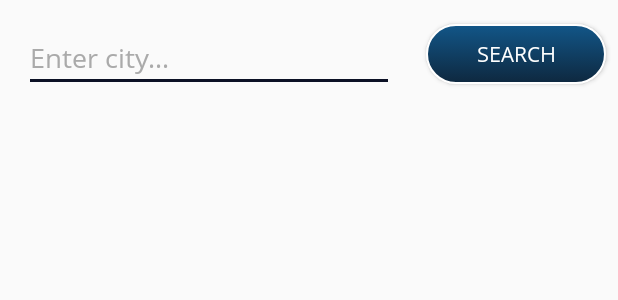
After one commit to daliborhes/WeatherWizZ, an Android app: the layout fragment_city.xml on its own in the app's theme, with its tools: preview values and no code run, on a phone screen of 412 x 824 dp. The commit adds this screen. Shown: the top 300 px of the screen. Run offline under Robolectric (Android 15) with nearby library versions, the phone set to English and light mode, and no system bars.

Commit message:
added search by city name, minor design changes

```diff
--- a/app/src/main/AndroidManifest.xml
+++ b/app/src/main/AndroidManifest.xml
@@ -12,7 +12,9 @@
         android:label="@string/app_name"
         android:roundIcon="@mipmap/ic_launcher_round"
         android:theme="@style/MyMaterialTheme">
-        <activity android:name="com.daliborhes.weatherwizz.MainActivity">
+        <activity
+            android:name="com.daliborhes.weatherwizz.MainActivity"
+            android:windowSoftInputMode="stateAlwaysHidden">
             <intent-filter>
                 <action android:name="android.intent.action.MAIN" />
 
--- a/app/src/main/java/com/daliborhes/weatherwizz/Common/Common.java
+++ b/app/src/main/java/com/daliborhes/weatherwizz/Common/Common.java
@@ -2,7 +2,6 @@ package com.daliborhes.weatherwizz.Common;
 
 import android.location.Location;
 
-import java.text.DateFormat;
 import java.text.SimpleDateFormat;
 import java.util.Date;
 
--- a/app/src/main/java/com/daliborhes/weatherwizz/Common/Retrofit/IOpenWeatherMap.java
+++ b/app/src/main/java/com/daliborhes/weatherwizz/Common/Retrofit/IOpenWeatherMap.java
@@ -25,4 +25,9 @@ public interface IOpenWeatherMap {
                                                               @Query("appid") String appId,
                                                               @Query("units") String unit);
 
+    @GET("weather")
+    Observable<WeatherResult> getWeatherByCityName(@Query("q") String cityName,
+                                                              @Query("appid") String appId,
+                                                              @Query("units") String unit);
+
 }
--- a/app/src/main/java/com/daliborhes/weatherwizz/Model/forecast5DayWeather/Wind.java
+++ b/app/src/main/java/com/daliborhes/weatherwizz/Model/forecast5DayWeather/Wind.java
@@ -8,6 +8,7 @@ import com.google.gson.annotations.SerializedName;
  */
 
 public class Wind {
+
     @SerializedName("speed")
     @Expose
     private Double speed;
--- /dev/null
+++ b/app/src/main/res/drawable/button_style_dark_blue.xml
@@ -0,0 +1,35 @@
+<?xml version="1.0" encoding="utf-8"?>
+<selector
+xmlns:android="http://schemas.android.com/apk/res/android" >
+<item
+    android:state_pressed="true" >
+    <shape android:shape="rectangle"  >
+        <corners android:radius="30dp" />
+        <stroke android:width="1dp"
+            android:color="@color/textColorPrimary" />
+        <gradient android:angle="-90"
+            android:startColor="@color/colorPrimaryDark"
+            android:endColor="@color/colorPrimary"  />
+    </shape>
+</item>
+<item
+    android:state_focused="true">
+    <shape android:shape="rectangle"  >
+        <corners android:radius="30dp" />
+        <stroke android:width="1dp"
+            android:color="@color/colorPrimary" />
+        <solid android:color="@color/colorPrimaryDark"/>
+    </shape>
+</item>
+<item >
+    <shape
+        android:shape="rectangle"  >
+        <corners android:radius="30dp" />
+        <stroke android:width="1dp"
+            android:color="@color/textColorPrimary" />
+        <gradient android:angle="-90"
+            android:startColor="@color/colorPrimary"
+            android:endColor="@color/colorPrimaryDark" />
+    </shape>
+</item>
+</selector>
--- /dev/null
+++ b/app/src/main/res/layout/fragment_city.xml
@@ -0,0 +1,161 @@
+<?xml version="1.0" encoding="utf-8"?>
+<androidx.core.widget.NestedScrollView
+    xmlns:android="http://schemas.android.com/apk/res/android"
+    xmlns:app="http://schemas.android.com/apk/res-auto"
+    xmlns:tools="http://schemas.android.com/tools"
+    android:layout_width="match_parent"
+    android:layout_height="match_parent">
+
+    <androidx.constraintlayout.widget.ConstraintLayout
+        android:layout_width="match_parent"
+        android:layout_height="wrap_content">
+
+        <EditText
+            android:id="@+id/search_city_et"
+            android:layout_width="wrap_content"
+            android:layout_height="wrap_content"
+            android:layout_marginStart="16dp"
+            android:layout_marginTop="16dp"
+            android:ems="10"
+            android:hint="@string/enter_city_name_hint"
+            android:textColorHint="@android:color/darker_gray"
+            android:inputType="textPersonName"
+            android:textColor="@color/textColorPrimary"
+            app:layout_constraintStart_toStartOf="parent"
+            app:layout_constraintTop_toTopOf="parent" />
+
+        <Button
+            android:id="@+id/search_city_btn"
+            android:layout_width="120dp"
+            android:layout_height="40dp"
+            android:layout_marginEnd="8dp"
+            android:background="@drawable/button_style_dark_blue"
+            android:text="Search"
+            android:textColor="@color/textColorPrimary"
+            app:layout_constraintEnd_toEndOf="parent"
+            app:layout_constraintTop_toTopOf="@+id/search_city_et" />
+
+        <androidx.constraintlayout.widget.ConstraintLayout
+            android:id="@+id/search_city_layout"
+            android:layout_width="match_parent"
+            android:layout_height="wrap_content"
+            android:layout_marginTop="8dp"
+            app:layout_constraintTop_toBottomOf="@+id/search_city_btn"
+            android:visibility="gone">
+
+            <androidx.cardview.widget.CardView
+                android:layout_width="match_parent"
+                android:layout_height="wrap_content"
+                android:layout_margin="16dp"
+                android:background="@color/textColorPrimary"
+                android:elevation="8dp"
+                app:cardCornerRadius="10dp"
+                app:layout_constraintTop_toTopOf="parent">
+
+                <androidx.constraintlayout.widget.ConstraintLayout
+                    android:layout_width="match_parent"
+                    android:layout_height="wrap_content">
+
+                    <TextView
+                        android:id="@+id/city_name_txt"
+                        android:layout_width="wrap_content"
+                        android:layout_height="wrap_content"
+                        android:layout_marginTop="8dp"
+                        android:textColor="@color/colorPrimaryDark"
+                        android:textSize="32sp"
+                        app:layout_constraintEnd_toEndOf="parent"
+                        app:layout_constraintStart_toStartOf="parent"
+                        app:layout_constraintTop_toTopOf="parent" />
+
+                    <TextView
+                        android:id="@+id/temp_city_txt"
+                        android:layout_width="wrap_content"
+                        android:layout_height="wrap_content"
+                        android:textColor="@color/colorPrimaryDark"
+                        android:textSize="64sp"
+                        app:layout_constraintBottom_toBottomOf="parent"
+                        app:layout_constraintEnd_toStartOf="@+id/search_celsius_txt"
+                        app:layout_constraintTop_toBottomOf="@+id/search_time_txt"
+                        tools:text="18" />
+
+                    <TextView
+                        android:id="@+id/weather_desc_city_txt"
+                        android:layout_width="wrap_content"
+                        android:layout_height="wrap_content"
+                        android:layout_marginStart="24dp"
+                        android:layout_marginTop="8dp"
+                        android:textColor="@color/colorPrimaryDark"
+                        android:textSize="20sp"
+                        app:layout_constraintStart_toStartOf="parent"
+                        app:layout_constraintTop_toBottomOf="@+id/city_name_txt" />
+
+                    <TextView
+                        android:id="@+id/humidity_city_txt"
+                        android:layout_width="0dp"
+                        android:layout_height="wrap_content"
+                        android:layout_marginStart="24dp"
+                        android:layout_marginTop="16dp"
+                        android:textColor="@color/colorPrimary"
+                        app:layout_constraintStart_toStartOf="parent"
+                        app:layout_constraintTop_toBottomOf="@+id/weather_desc_city_txt" />
+
+                    <TextView
+                        android:id="@+id/pressure_city_txt"
+                        android:layout_width="wrap_content"
+                        android:layout_height="wrap_content"
+                        android:layout_marginStart="24dp"
+                        android:layout_marginTop="8dp"
+                        android:layout_marginBottom="16dp"
+                        android:textColor="@color/colorPrimary"
+                        app:layout_constraintBottom_toBottomOf="parent"
+                        app:layout_constraintStart_toStartOf="parent"
+                        app:layout_constraintTop_toBottomOf="@+id/wind_city_txt" />
+
+                    <TextView
+                        android:id="@+id/wind_city_txt"
+                        android:layout_width="0dp"
+                        android:layout_height="wrap_content"
+                        android:layout_marginStart="24dp"
+                        android:layout_marginTop="8dp"
+                        android:textColor="@color/colorPrimary"
+                        app:layout_constraintStart_toStartOf="parent"
+                        app:layout_constraintTop_toBottomOf="@+id/humidity_city_txt" />
+
+                    <ImageView
+                        android:id="@+id/search_icon"
+                        android:layout_width="80dp"
+                        android:layout_height="80dp"
+                        app:layout_constraintBottom_toBottomOf="parent"
+                        app:layout_constraintEnd_toEndOf="@+id/city_name_txt"
+                        app:layout_constraintStart_toStartOf="@+id/city_name_txt"
+                        app:layout_constraintTop_toBottomOf="@+id/city_name_txt"
+                        app:layout_constraintVertical_bias="0.333" />
+
+                    <TextView
+                        android:id="@+id/search_time_txt"
+                        android:layout_width="wrap_content"
+                        android:layout_height="wrap_content"
+                        android:layout_marginTop="8dp"
+                        android:layout_marginEnd="16dp"
+                        android:textColor="@color/colorPrimary"
+                        android:textSize="18sp"
+                        app:layout_constraintEnd_toEndOf="parent"
+                        app:layout_constraintTop_toBottomOf="@+id/city_name_txt" />
+
+                    <TextView
+                        android:id="@+id/search_celsius_txt"
+                        android:layout_width="wrap_content"
+                        android:layout_height="wrap_content"
+                        android:layout_marginEnd="24dp"
+                        android:text="°C"
+                        android:textColor="@color/colorPrimaryDark"
+                        android:textSize="20sp"
+                        app:layout_constraintEnd_toEndOf="parent"
+                        app:layout_constraintTop_toTopOf="@+id/temp_city_txt" />
+
+                </androidx.constraintlayout.widget.ConstraintLayout>
+
+            </androidx.cardview.widget.CardView>
+        </androidx.constraintlayout.widget.ConstraintLayout>
+    </androidx.constraintlayout.widget.ConstraintLayout>
+</androidx.core.widget.NestedScrollView>
--- a/app/src/main/res/values/strings.xml
+++ b/app/src/main/res/values/strings.xml
@@ -13,5 +13,6 @@
     <string name="hour_unit">h</string>
     <string name="pressure_unit">hpa</string>
     <string name="percent">%</string>
+    <string name="enter_city_name_hint">Enter city...</string>
 
 </resources>
```
Also changed, not shown: app/src/main/java/com/daliborhes/weatherwizz/Adapter/Weather5DayAdapter.java (renamed from app/src/main/java/com/daliborhes/weatherwizz/Adapter/RecyclerForecastAdapter.java, +36 -25 lines), app/src/main/java/com/daliborhes/weatherwizz/Fragments/Weather5DayFragment.java (+29 -13 lines), app/src/main/java/com/daliborhes/weatherwizz/Fragments/WeatherByCityNameFragment.java (added, +219 -0 lines), app/src/main/java/com/daliborhes/weatherwizz/Fragments/WeatherGraphFragment.java (+17 -24 lines), app/src/main/java/com/daliborhes/weatherwizz/MainActivity.java (+28 -19 lines), app/src/main/res/layout/weather_widget.xml (added, +39 -0 lines).
